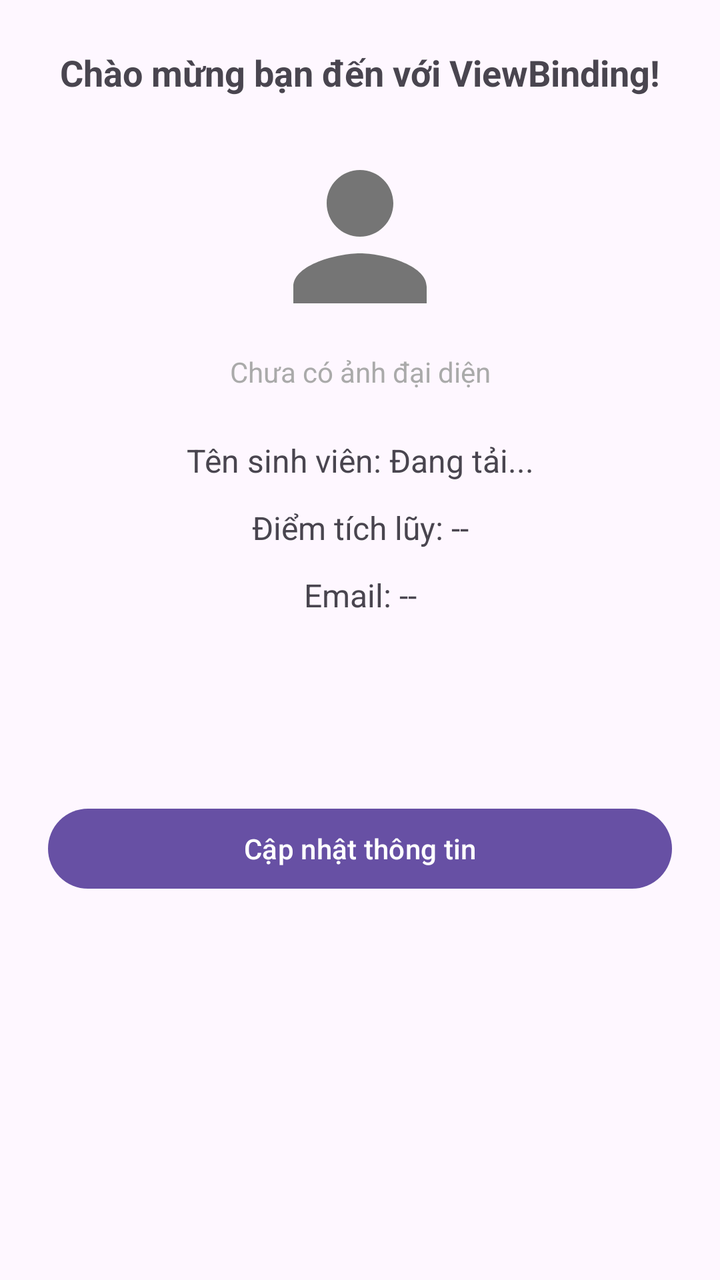
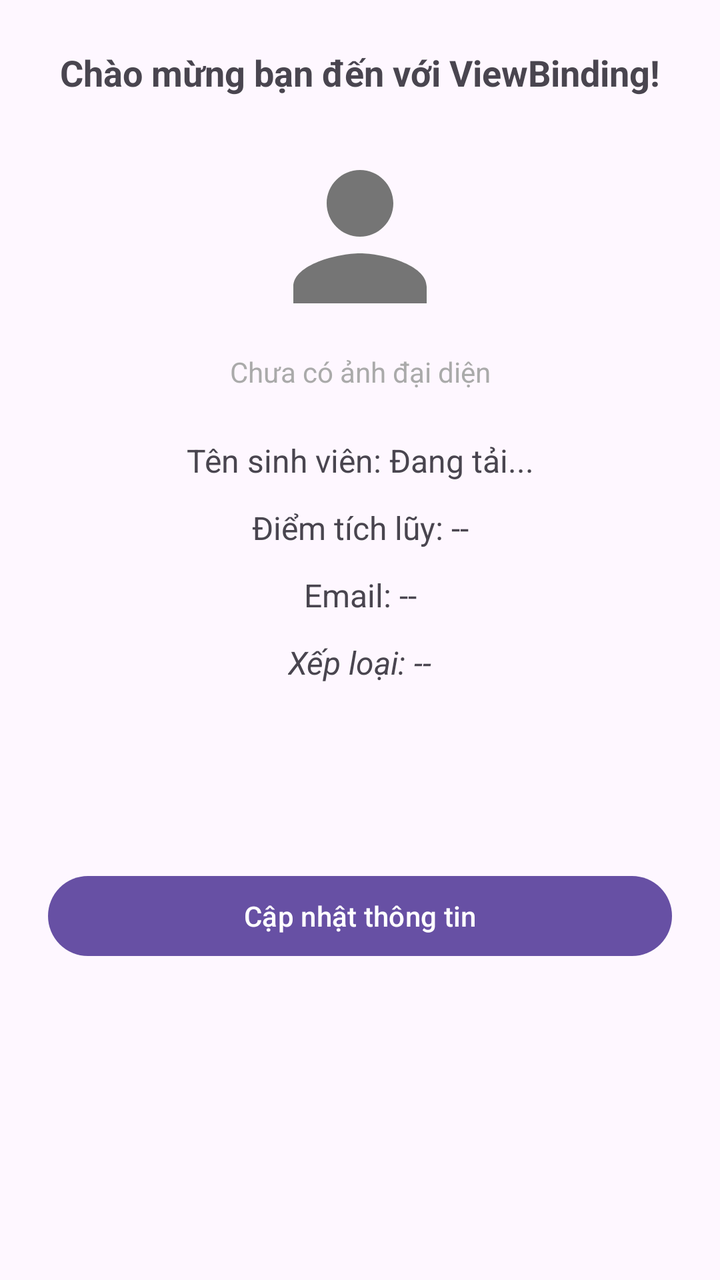

An Android layout rendered at two revisions. The XML below is the earlier revision; the diff shows what the commit changed to produce the second picture.
<!-- AndroidManifest.xml: application theme Theme.StudentProfile -->
<!-- res/layout/activity_main.xml -->
<?xml version="1.0" encoding="utf-8"?>
<androidx.constraintlayout.widget.ConstraintLayout xmlns:android="http://schemas.android.com/apk/res/android"
    xmlns:app="http://schemas.android.com/apk/res-auto"
    xmlns:tools="http://schemas.android.com/tools"
    android:id="@+id/main"
    android:layout_width="match_parent"
    android:layout_height="match_parent"
    android:padding="24dp"
    tools:context=".MainActivity">

    <TextView
        android:id="@+id/tvWelcome"
        android:layout_width="wrap_content"
        android:layout_height="wrap_content"
        android:text="Chào mừng bạn đến với ViewBinding!"
        android:textSize="18sp"
        android:textStyle="bold"
        app:layout_constraintEnd_toEndOf="parent"
        app:layout_constraintStart_toStartOf="parent"
        app:layout_constraintTop_toTopOf="parent" />

    <ImageView
        android:id="@+id/imgAvatar"
        android:layout_width="100dp"
        android:layout_height="100dp"
        android:layout_marginTop="20dp"
        android:contentDescription="Avatar"
        android:src="@drawable/ic_default_avatar"
        app:layout_constraintEnd_toEndOf="parent"
        app:layout_constraintStart_toStartOf="parent"
        app:layout_constraintTop_toBottomOf="@id/tvWelcome" />

    <TextView
        android:id="@+id/tvAvatarStatus"
        android:layout_width="wrap_content"
        android:layout_height="wrap_content"
        android:layout_marginTop="8dp"
        android:text="Chưa có ảnh đại diện"
        android:textColor="@android:color/darker_gray"
        android:textSize="14sp"
        app:layout_constraintEnd_toEndOf="parent"
        app:layout_constraintStart_toStartOf="parent"
        app:layout_constraintTop_toBottomOf="@id/imgAvatar" />

    <TextView
        android:id="@+id/tvName"
        android:layout_width="wrap_content"
        android:layout_height="wrap_content"
        android:layout_marginTop="24dp"
        android:text="Tên sinh viên: Đang tải..."
        android:textSize="16sp"
        app:layout_constraintEnd_toEndOf="parent"
        app:layout_constraintStart_toStartOf="parent"
        app:layout_constraintTop_toBottomOf="@id/tvAvatarStatus" />

    <TextView
        android:id="@+id/tvGpa"
        android:layout_width="wrap_content"
        android:layout_height="wrap_content"
        android:layout_marginTop="12dp"
        android:text="Điểm tích lũy: --"
        android:textSize="16sp"
        app:layout_constraintEnd_toEndOf="parent"
        app:layout_constraintStart_toStartOf="parent"
        app:layout_constraintTop_toBottomOf="@id/tvName" />

    <TextView
        android:id="@+id/tvEmail"
        android:layout_width="wrap_content"
        android:layout_height="wrap_content"
        android:layout_marginTop="12dp"
        android:text="Email: --"
        android:textSize="16sp"
        app:layout_constraintEnd_toEndOf="parent"
        app:layout_constraintStart_toStartOf="parent"
        app:layout_constraintTop_toBottomOf="@id/tvGpa" />

    <ProgressBar
        android:id="@+id/progressBar"
        android:layout_width="wrap_content"
        android:layout_height="wrap_content"
        android:layout_marginTop="20dp"
        app:layout_constraintEnd_toEndOf="parent"
        app:layout_constraintStart_toStartOf="parent"
        app:layout_constraintTop_toBottomOf="@id/tvEmail" />

    <Button
        android:id="@+id/btnUpdate"
        android:layout_width="0dp"
        android:layout_height="wrap_content"
        android:layout_marginTop="24dp"
        android:text="Cập nhật thông tin"
        app:layout_constraintEnd_toEndOf="parent"
        app:layout_constraintStart_toStartOf="parent"
        app:layout_constraintTop_toBottomOf="@id/progressBar" />

</androidx.constraintlayout.widget.ConstraintLayout>
<!-- resources referenced by this layout -->
<resources>
  <!-- drawable ic_default_avatar (drawable) -->
  <vector xmlns:android="http://schemas.android.com/apk/res/android"
      android:width="96dp"
      android:height="96dp"
      android:viewportWidth="24"
      android:viewportHeight="24">
    <path
        android:fillColor="#FF757575"
        android:pathData="M12,12c2.21,0 4,-1.79 4,-4s-1.79,-4 -4,-4 -4,1.79 -4,4 1.79,4 4,4zM12,14c-2.67,0 -8,1.34 -8,4v2h16v-2c0,-2.66 -5.33,-4 -8,-4z"/>
  </vector>
  <style name="Theme.StudentProfile" parent="Base.Theme.StudentProfile" />
  <style name="Base.Theme.StudentProfile" parent="Theme.Material3.DayNight.NoActionBar">
          
          
      </style>
</resources>

<!-- the commit's change to res/layout/activity_main.xml (unified diff, before → after) -->
@@ -75,6 +75,18 @@
         app:layout_constraintStart_toStartOf="parent"
         app:layout_constraintTop_toBottomOf="@id/tvGpa" />
 
+    <TextView
+        android:id="@+id/tvRanking"
+        android:layout_width="wrap_content"
+        android:layout_height="wrap_content"
+        android:layout_marginTop="12dp"
+        android:text="Xếp loại: --"
+        android:textSize="16sp"
+        android:textStyle="italic"
+        app:layout_constraintEnd_toEndOf="parent"
+        app:layout_constraintStart_toStartOf="parent"
+        app:layout_constraintTop_toBottomOf="@id/tvEmail" />
+
     <ProgressBar
         android:id="@+id/progressBar"
         android:layout_width="wrap_content"
@@ -82,7 +94,7 @@
         android:layout_marginTop="20dp"
         app:layout_constraintEnd_toEndOf="parent"
         app:layout_constraintStart_toStartOf="parent"
-        app:layout_constraintTop_toBottomOf="@id/tvEmail" />
+        app:layout_constraintTop_toBottomOf="@id/tvRanking" />
 
     <Button
         android:id="@+id/btnUpdate"
